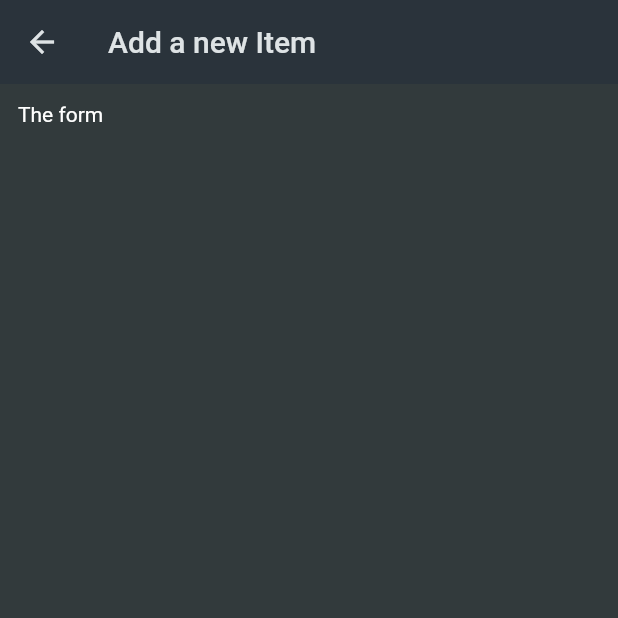
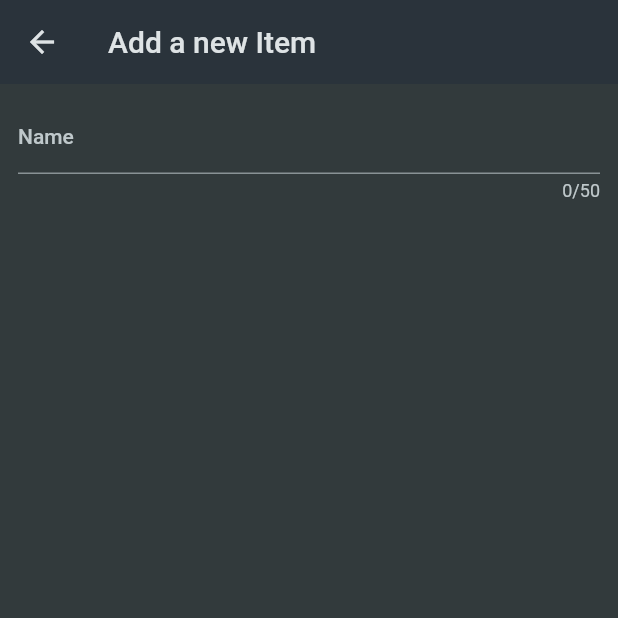
Before and after one commit to homebrew-coding-club/shopping_list, a Flutter app: the NewItem screen opened directly, on a phone screen of 412 x 824 dp, the top half of it. Run offline on Flutter 3.47's test engine with Material 2 defaults, Android fonts, the phone set to English and light mode, and no system bars.

Commit message:
add Form and TextFormFiled

```diff
--- a/lib/widgets/new_item.dart
+++ b/lib/widgets/new_item.dart
@@ -16,14 +16,22 @@ class _NewItemState extends State<NewItem> {
           'Add a new Item',
         ),
       ),
-      body: const Padding(
-        padding: EdgeInsets.all(
-          12,
+      body: Padding(
+        padding: const EdgeInsets.all(12,),
+        child: Form(
+          child: Column(
+            children: [
+              TextFormField(
+                maxLength: 50,
+                decoration: const InputDecoration(
+                  label: Text('Name',
+                  ),
+                ),
+              )
+            ],
+          ),
         ),
-        child: Text(
-          'The form',
-        ),
-      ),
+      )
     );
   }
 }
```
